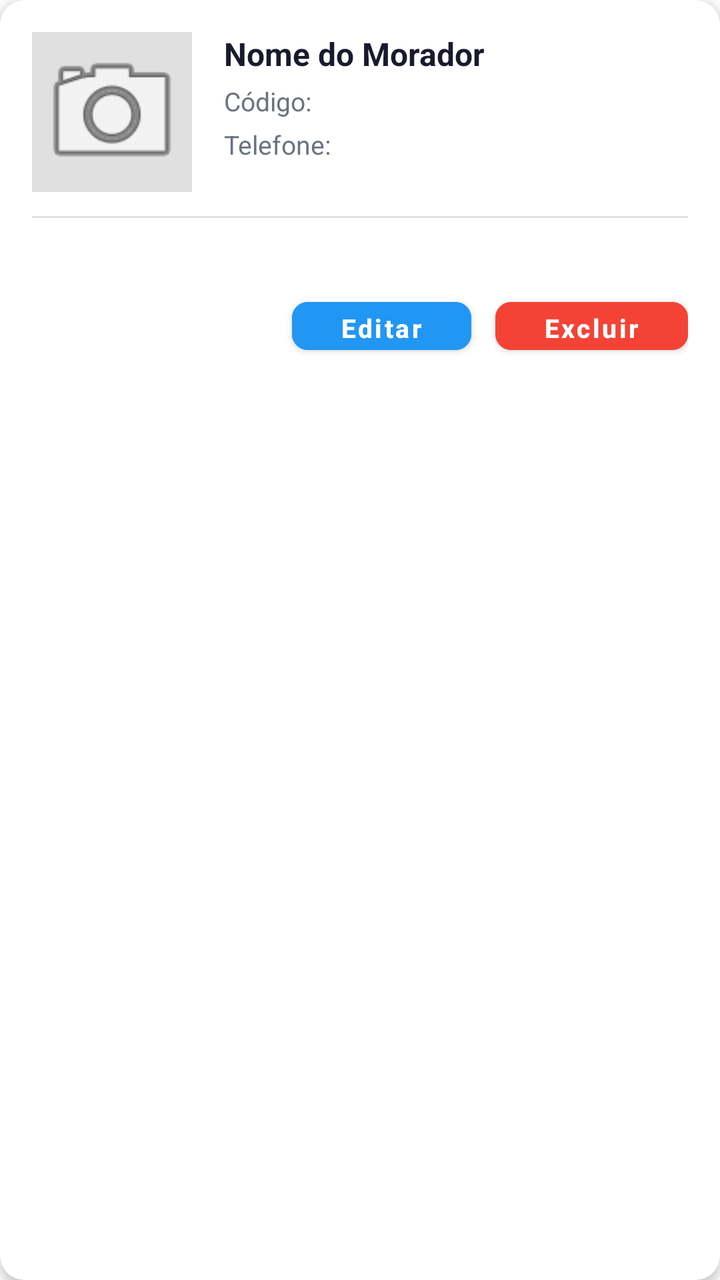
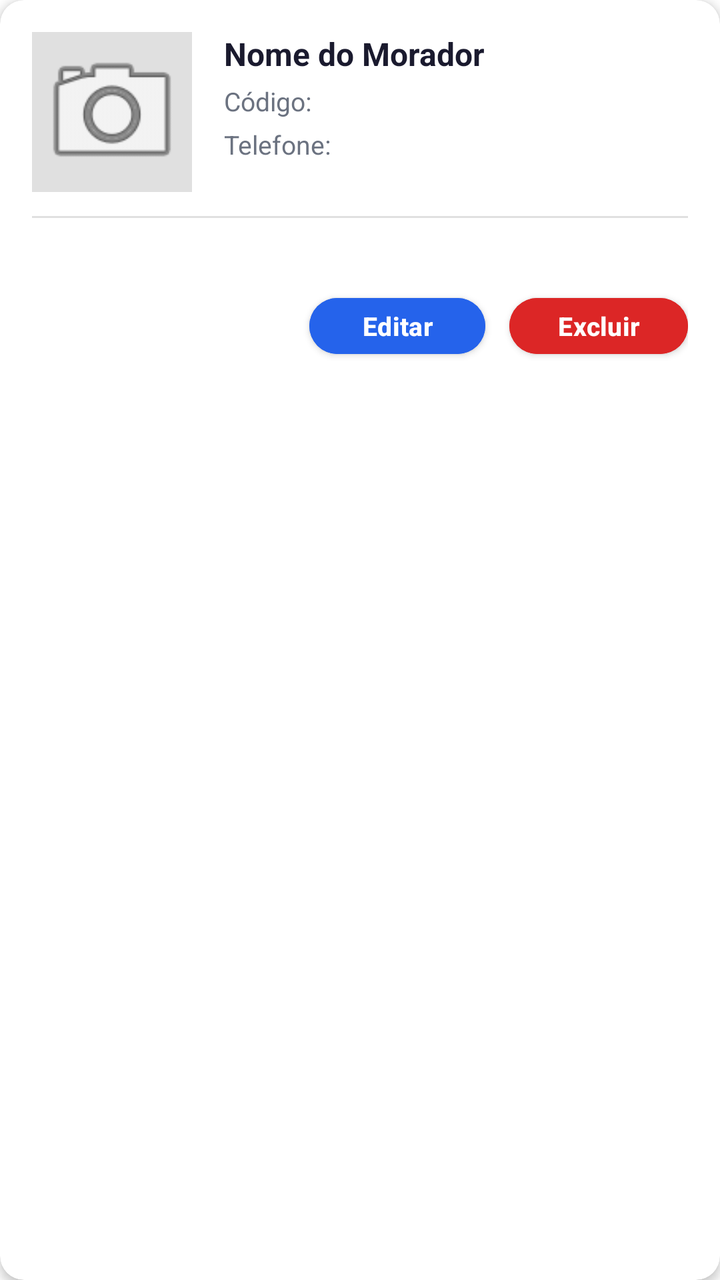

Before-and-after screenshots of an Android layout around one commit, followed by the original layout XML and the change that was made.
<!-- AndroidManifest.xml: application theme AppTheme -->
<!-- res/layout/item_morador.xml -->
<?xml version="1.0" encoding="utf-8"?>
<androidx.cardview.widget.CardView xmlns:android="http://schemas.android.com/apk/res/android"
    xmlns:app="http://schemas.android.com/apk/res-auto"
    android:layout_width="match_parent"
    android:layout_height="wrap_content"
    android:layout_marginStart="16dp"
    android:layout_marginEnd="16dp"
    android:layout_marginTop="8dp"
    android:layout_marginBottom="8dp"
    app:cardCornerRadius="12dp"
    app:cardElevation="3dp"
    app:cardBackgroundColor="#FFFFFF">

    <LinearLayout
        android:layout_width="match_parent"
        android:layout_height="wrap_content"
        android:orientation="vertical"
        android:padding="16dp">

        
        <LinearLayout
            android:layout_width="match_parent"
            android:layout_height="wrap_content"
            android:orientation="horizontal">

            <ImageView
                android:id="@+id/imageMoradorItem"
                android:layout_width="80dp"
                android:layout_height="80dp"
                android:src="@android:drawable/ic_menu_camera"
                android:scaleType="centerCrop"
                android:contentDescription="Imagem do morador"
                android:background="#E0E0E0"
                android:padding="2dp"
                app:cornerRadius="40dp"
                android:clipToOutline="true"
                android:layout_marginEnd="16dp" />

            <LinearLayout
                android:layout_width="0dp"
                android:layout_height="wrap_content"
                android:layout_weight="1"
                android:orientation="vertical">

                <TextView
                    android:id="@+id/tvNomeMorador"
                    android:layout_width="match_parent"
                    android:layout_height="wrap_content"
                    android:text="Nome do Morador"
                    android:textSize="16sp"
                    android:textStyle="bold"
                    android:textColor="#1A1A2E" />

                <TextView
                    android:id="@+id/tvCodigoMorador"
                    android:layout_width="match_parent"
                    android:layout_height="wrap_content"
                    android:text="Código: "
                    android:textSize="13sp"
                    android:textColor="#6B7280"
                    android:layout_marginTop="4dp" />

                <TextView
                    android:id="@+id/tvTelefoneMorador"
                    android:layout_width="match_parent"
                    android:layout_height="wrap_content"
                    android:text="Telefone: "
                    android:textSize="13sp"
                    android:textColor="#6B7280"
                    android:layout_marginTop="4dp" />

            </LinearLayout>

        </LinearLayout>

        
        <View
            android:layout_width="match_parent"
            android:layout_height="1dp"
            android:background="#E0E0E0"
            android:layout_marginTop="12dp"
            android:layout_marginBottom="12dp" />

        
        <TextView
            android:id="@+id/tvCpfMorador"
            android:layout_width="match_parent"
            android:layout_height="wrap_content"
            android:text="📄 CPF: "
            android:textSize="13sp"
            android:textColor="#6B7280"
            android:layout_marginBottom="4dp"
            android:visibility="gone" />

        
        <TextView
            android:id="@+id/tvEnderecoMorador"
            android:layout_width="match_parent"
            android:layout_height="wrap_content"
            android:text="📍 Endereço: "
            android:textSize="13sp"
            android:textColor="#6B7280"
            android:layout_marginBottom="4dp"
            android:visibility="gone" />

        
        <LinearLayout
            android:id="@+id/layoutQuadraLote"
            android:layout_width="match_parent"
            android:layout_height="wrap_content"
            android:orientation="horizontal"
            android:visibility="gone">

            <TextView
                android:id="@+id/tvQuadraMorador"
                android:layout_width="0dp"
                android:layout_height="wrap_content"
                android:layout_weight="1"
                android:text="📐 Quadra: "
                android:textSize="13sp"
                android:textColor="#6B7280" />

            <TextView
                android:id="@+id/tvLoteMorador"
                android:layout_width="0dp"
                android:layout_height="wrap_content"
                android:layout_weight="1"
                android:text="🏷️ Lote: "
                android:textSize="13sp"
                android:textColor="#6B7280" />

        </LinearLayout>

        
        <TextView
            android:id="@+id/tvEmailMorador"
            android:layout_width="match_parent"
            android:layout_height="wrap_content"
            android:text="📧 Email: "
            android:textSize="13sp"
            android:textColor="#6B7280"
            android:layout_marginTop="4dp"
            android:visibility="gone" />

        
        <LinearLayout
            android:layout_width="match_parent"
            android:layout_height="wrap_content"
            android:orientation="horizontal"
            android:layout_marginTop="16dp"
            android:gravity="end"
            android:paddingTop="8dp">

            <Button
                android:id="@+id/btnEditarMorador"
                android:layout_width="wrap_content"
                android:layout_height="36dp"
                android:text="Editar"
                android:textSize="13sp"
                android:textStyle="bold"
                android:textAllCaps="false"
                android:backgroundTint="#2196F3"
                android:textColor="#FFFFFF"
                app:cornerRadius="8dp"
                android:paddingStart="24dp"
                android:paddingEnd="24dp"
                android:layout_marginEnd="12dp" />

            <Button
                android:id="@+id/btnExcluirMorador"
                android:layout_width="wrap_content"
                android:layout_height="36dp"
                android:text="Excluir"
                android:textSize="13sp"
                android:textStyle="bold"
                android:textAllCaps="false"
                android:backgroundTint="#F44336"
                android:textColor="#FFFFFF"
                app:cornerRadius="8dp"
                android:paddingStart="24dp"
                android:paddingEnd="24dp" />
        </LinearLayout>

    </LinearLayout>
</androidx.cardview.widget.CardView>
<!-- resources referenced by this layout -->
<resources>
  <style name="AppTheme" parent="Theme.MaterialComponents.DayNight.DarkActionBar">
          <item name="colorPrimary">@color/colorPrimary</item>
          <item name="colorPrimaryDark">@color/black</item>
          <item name="colorAccent">@color/black</item>
          <item name="android:windowBackground">@color/white</item>
          <item name="android:textColor">@color/black</item>
          <item name="android:textColorPrimary">@color/corTitulo</item>
  
          
          <item name="materialButtonStyle">@style/Widget.Condominio.Button</item>
          <item name="textInputStyle">@style/Widget.Condominio.TextInputLayout</item>
      </style>
  <color name="colorPrimary">#062AF2</color>
  <color name="black">#000000</color>
  <color name="white">#FFFFFF</color>
  <color name="corTitulo">#070707</color>
  <style name="Widget.Condominio.Button" parent="Widget.MaterialComponents.Button">
          <item name="backgroundTint">@color/colorPrimary</item>
          <item name="android:textColor">@color/white</item>
          <item name="cornerRadius">8dp</item>
      </style>
  <style name="Widget.Condominio.TextInputLayout" parent="Widget.MaterialComponents.TextInputLayout.OutlinedBox">
          <item name="boxBackgroundColor">@color/white</item>
          <item name="boxStrokeColor">@color/colorPrimary</item>
          <item name="hintTextColor">@color/colorPrimary</item>
          <item name="android:textColorHint">@color/colorPrimary</item>
      </style>
</resources>

<!-- the commit's change to res/layout/item_morador.xml (unified diff, before → after) -->
@@ -32,7 +32,7 @@
                 android:contentDescription="Imagem do morador"
                 android:background="#E0E0E0"
                 android:padding="2dp"
-                app:cornerRadius="40dp"
+                app:cornerRadius="14dp"
                 android:clipToOutline="true"
                 android:layout_marginEnd="16dp" />
 
@@ -142,6 +142,14 @@
             android:layout_marginTop="4dp"
             android:visibility="gone" />
 
+
+        
+        <LinearLayout
+            android:id="@+id/layoutAnexosItem"
+            android:layout_width="match_parent"
+            android:layout_height="wrap_content"
+            android:orientation="vertical"
+            android:visibility="gone" />
         
         <LinearLayout
             android:layout_width="match_parent"
@@ -159,9 +167,9 @@
                 android:textSize="13sp"
                 android:textStyle="bold"
                 android:textAllCaps="false"
-                android:backgroundTint="#2196F3"
+                android:backgroundTint="@color/botaoPrimario"
                 android:textColor="#FFFFFF"
-                app:cornerRadius="8dp"
+                app:cornerRadius="14dp"
                 android:paddingStart="24dp"
                 android:paddingEnd="24dp"
                 android:layout_marginEnd="12dp" />
@@ -174,9 +182,9 @@
                 android:textSize="13sp"
                 android:textStyle="bold"
                 android:textAllCaps="false"
-                android:backgroundTint="#F44336"
+                android:backgroundTint="@color/botaoPerigo"
                 android:textColor="#FFFFFF"
-                app:cornerRadius="8dp"
+                app:cornerRadius="14dp"
                 android:paddingStart="24dp"
                 android:paddingEnd="24dp" />
         </LinearLayout>
<!-- resource entries referenced after the edit -->
@@ -1,5 +1,7 @@
 <!-- resources referenced by this layout -->
 <resources>
+  <color name="botaoPerigo">#DC2626</color>
+  <color name="botaoPrimario">#2563EB</color>
   <style name="AppTheme" parent="Theme.MaterialComponents.DayNight.DarkActionBar">
           <item name="colorPrimary">@color/colorPrimary</item>
           <item name="colorPrimaryDark">@color/black</item>
@@ -12,14 +14,24 @@
           <item name="materialButtonStyle">@style/Widget.Condominio.Button</item>
           <item name="textInputStyle">@style/Widget.Condominio.TextInputLayout</item>
       </style>
-  <color name="colorPrimary">#062AF2</color>
+  <color name="colorPrimary">#1E3A8A</color>
   <color name="black">#000000</color>
   <color name="white">#FFFFFF</color>
   <color name="corTitulo">#070707</color>
   <style name="Widget.Condominio.Button" parent="Widget.MaterialComponents.Button">
-          <item name="backgroundTint">@color/colorPrimary</item>
+          <item name="backgroundTint">@color/botaoPrimario</item>
           <item name="android:textColor">@color/white</item>
-          <item name="cornerRadius">8dp</item>
+          <item name="cornerRadius">14dp</item>
+          <item name="android:textAllCaps">false</item>
+          <item name="android:textStyle">bold</item>
+          <item name="android:textSize">15sp</item>
+          <item name="android:letterSpacing">0.01</item>
+          <item name="android:minHeight">52dp</item>
+          <item name="android:insetTop">4dp</item>
+          <item name="android:insetBottom">4dp</item>
+          <item name="android:elevation">2dp</item>
+          <item name="iconTint">@color/white</item>
+          <item name="iconPadding">8dp</item>
       </style>
   <style name="Widget.Condominio.TextInputLayout" parent="Widget.MaterialComponents.TextInputLayout.OutlinedBox">
           <item name="boxBackgroundColor">@color/white</item>
